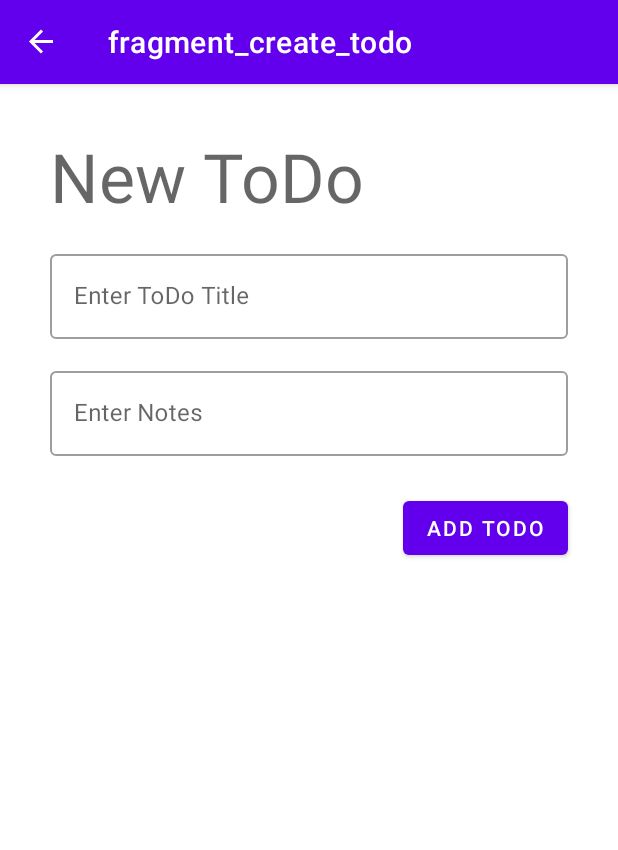
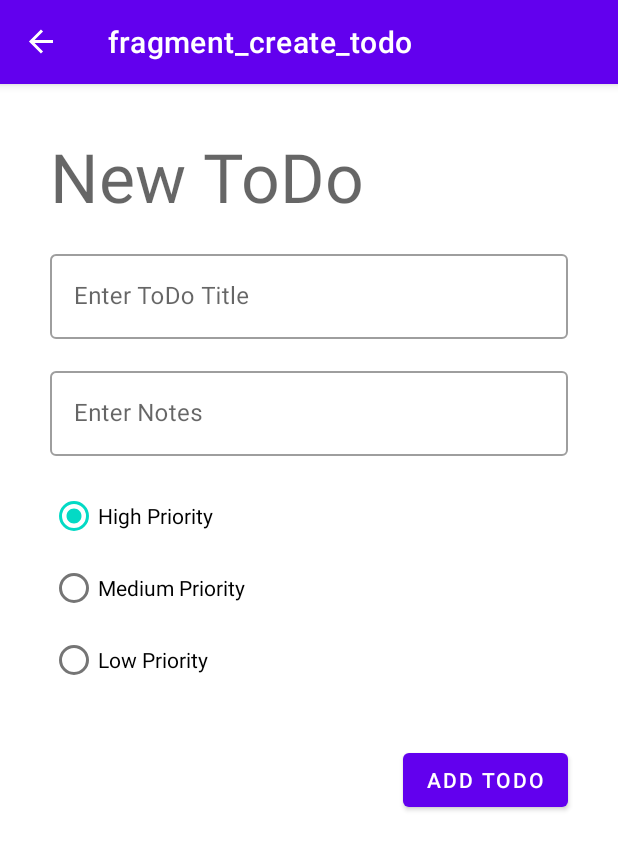
Before and after one commit to blixondi/NativeWeek8, an Android app: the CreateTodoFragment screen opened through its navigation route, on a phone screen of 412 x 824 dp. Shown: the top 850 px of the screen. Run offline under Robolectric (Android 15) with nearby library versions, the phone set to English and light mode, and no system bars; our stand-ins replace Room's generated code, navigation-ui.

Commit message:
add edit todo fragment

```diff
--- /dev/null
+++ b/app/src/main/java/com/shem/todoapp160420033/view/EditTodoFragment.kt
@@ -0,0 +1,22 @@
+package com.shem.todoapp160420033.view
+
+import android.os.Bundle
+import androidx.fragment.app.Fragment
+import android.view.LayoutInflater
+import android.view.View
+import android.view.ViewGroup
+import com.shem.todoapp160420033.R
+
+
+class EditTodoFragment : Fragment() {
+
+    override fun onCreateView(
+        inflater: LayoutInflater, container: ViewGroup?,
+        savedInstanceState: Bundle?
+    ): View? {
+        // Inflate the layout for this fragment
+        return inflater.inflate(R.layout.fragment_create_todo, container, false)
+    }
+
+
+}
--- a/app/src/main/res/layout/fragment_create_todo.xml
+++ b/app/src/main/res/layout/fragment_create_todo.xml
@@ -11,7 +11,7 @@
         android:layout_height="match_parent">
 
         <TextView
-            android:id="@+id/textView"
+            android:id="@+id/txtJudulTodo"
             android:layout_width="wrap_content"
             android:layout_height="wrap_content"
             android:layout_marginStart="32dp"
@@ -34,7 +34,7 @@
             app:hintEnabled="true"
             app:layout_constraintEnd_toEndOf="parent"
             app:layout_constraintStart_toStartOf="parent"
-            app:layout_constraintTop_toBottomOf="@+id/textView">
+            app:layout_constraintTop_toBottomOf="@+id/txtJudulTodo">
 
             <com.google.android.material.textfield.TextInputEditText
                 android:id="@+id/txtTitle"
@@ -67,10 +67,41 @@
             android:id="@+id/btnAdd"
             android:layout_width="wrap_content"
             android:layout_height="wrap_content"
-            android:layout_marginTop="24dp"
+            android:layout_marginTop="192dp"
             android:layout_marginEnd="32dp"
             android:text="@string/add_todo"
             app:layout_constraintEnd_toEndOf="parent"
             app:layout_constraintTop_toBottomOf="@+id/textInputLayout2" />
+
+        <RadioGroup
+            android:id="@+id/radioGroupPriority"
+            android:layout_width="0dp"
+            android:layout_height="wrap_content"
+            android:layout_marginStart="32dp"
+            android:layout_marginTop="16dp"
+            android:layout_marginEnd="32dp"
+            app:layout_constraintEnd_toEndOf="parent"
+            app:layout_constraintStart_toStartOf="parent"
+            app:layout_constraintTop_toBottomOf="@+id/textInputLayout2">
+
+            <RadioButton
+                android:id="@+id/radioHigh"
+                android:layout_width="match_parent"
+                android:layout_height="wrap_content"
+                android:checked="true"
+                android:text="High Priority" />
+
+            <RadioButton
+                android:id="@+id/radioMedium"
+                android:layout_width="match_parent"
+                android:layout_height="wrap_content"
+                android:text="Medium Priority" />
+
+            <RadioButton
+                android:id="@+id/radioLow"
+                android:layout_width="match_parent"
+                android:layout_height="wrap_content"
+                android:text="Low Priority" />
+        </RadioGroup>
     </androidx.constraintlayout.widget.ConstraintLayout>
 </FrameLayout>
```
